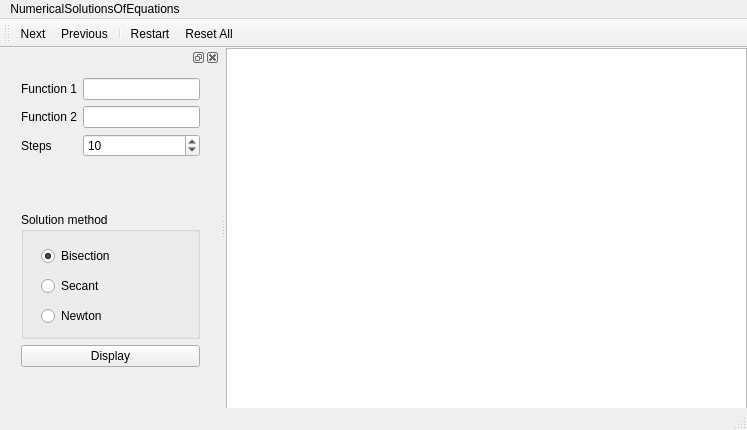
First picture: the form in mainwindow.ui, repository NeverMendel/NumericalSolutionOfEquations, before the edit.
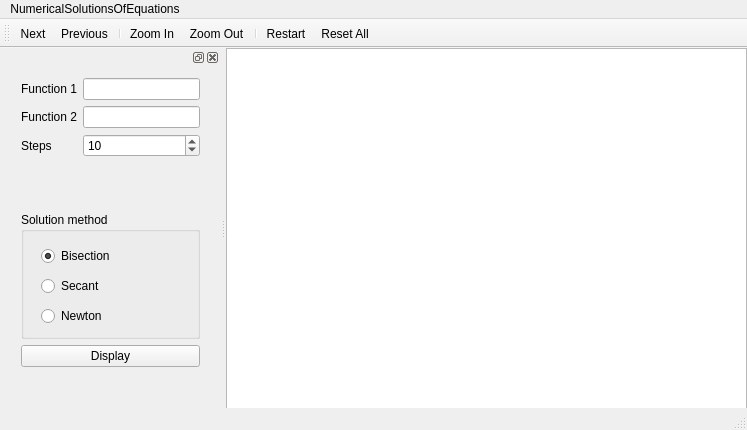
Second picture: the form after the edit. Custom widgets are drawn as their Qt base class.

Commit message: Add zoom in and out actions

The edit to the form file:
```diff
--- a/mainwindow.ui
+++ b/mainwindow.ui
@@ -66,6 +66,9 @@
    <addaction name="actionNext"/>
    <addaction name="actionPrevious"/>
    <addaction name="separator"/>
+   <addaction name="actionZoomIn"/>
+   <addaction name="actionZoomOut"/>
+   <addaction name="separator"/>
    <addaction name="actionRestart"/>
    <addaction name="actionReset"/>
   </widget>
@@ -248,6 +251,22 @@
     <string>About</string>
    </property>
   </action>
+  <action name="actionZoomIn">
+   <property name="text">
+    <string>Zoom In</string>
+   </property>
+   <property name="shortcut">
+    <string>Ctrl++</string>
+   </property>
+  </action>
+  <action name="actionZoomOut">
+   <property name="text">
+    <string>Zoom Out</string>
+   </property>
+   <property name="shortcut">
+    <string>Ctrl+-</string>
+   </property>
+  </action>
  </widget>
  <layoutdefault spacing="6" margin="11"/>
  <customwidgets>
```
The commit also changes 2 other files.
